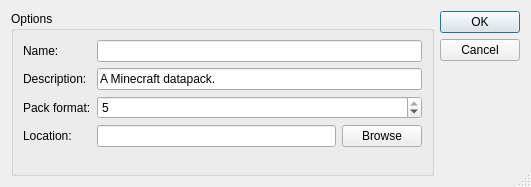
Before: the Qt Designer form newdatapackdialog.ui in IoeCmcomc/MCDatapacker, drawn with Qt 5.
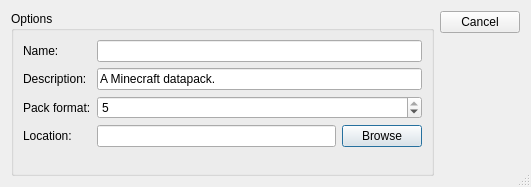
After: the same form once the commit is applied.

The edit to the form file:
```diff
--- a/newdatapackdialog.ui
+++ b/newdatapackdialog.ui
@@ -119,7 +119,7 @@
       <enum>Qt::Vertical</enum>
      </property>
      <property name="standardButtons">
-      <set>QDialogButtonBox::Cancel|QDialogButtonBox::Ok</set>
+      <set>QDialogButtonBox::Cancel</set>
      </property>
      <property name="centerButtons">
       <bool>false</bool>
```
